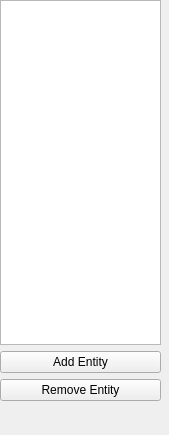
The window that hierarchy.ui (dibu13/Qt-2D-Painter) describes before a commit, drawn with Qt 5.
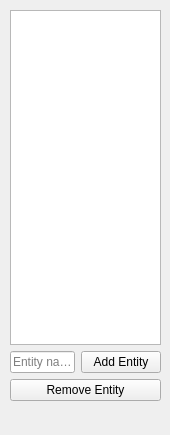
The same window after the commit.

Commit message: AddEntity button works with InputText name :black_square_button:

```diff
--- a/hierarchy.ui
+++ b/hierarchy.ui
@@ -6,7 +6,7 @@
    <rect>
     <x>0</x>
     <y>0</y>
-    <width>169</width>
+    <width>170</width>
     <height>435</height>
    </rect>
   </property>
@@ -28,10 +28,10 @@
   <widget class="QWidget" name="verticalLayoutWidget">
    <property name="geometry">
     <rect>
-     <x>0</x>
-     <y>0</y>
-     <width>161</width>
-     <height>421</height>
+     <x>10</x>
+     <y>10</y>
+     <width>151</width>
+     <height>411</height>
     </rect>
    </property>
    <layout class="QVBoxLayout" name="verticalLayout">
@@ -39,12 +39,26 @@
      <widget class="QListWidget" name="listWidget"/>
     </item>
     <item>
-     <widget class="QPushButton" name="pushButton_2">
+     <layout class="QHBoxLayout" name="horizontalLayout">
+      <item>
+       <widget class="QLineEdit" name="newEntityName">
+        <property name="text">
+         <string/>
+        </property>
+        <property name="placeholderText">
+         <string>Entity name</string>
+        </property>
+       </widget>
+      </item>
+      <item>
+       <widget class="QPushButton" name="addEntityButton">
       <property name="text">
        <string>Add Entity</string>
       </property>
      </widget>
     </item>
+     </layout>
+    </item>
     <item>
      <widget class="QPushButton" name="pushButton">
       <property name="text">
```
Left out of the diff: 2 changed lines with no effect on the pictures. Lines whose indentation alone changed are shown as unchanged. The commit also changes 4 other files.
